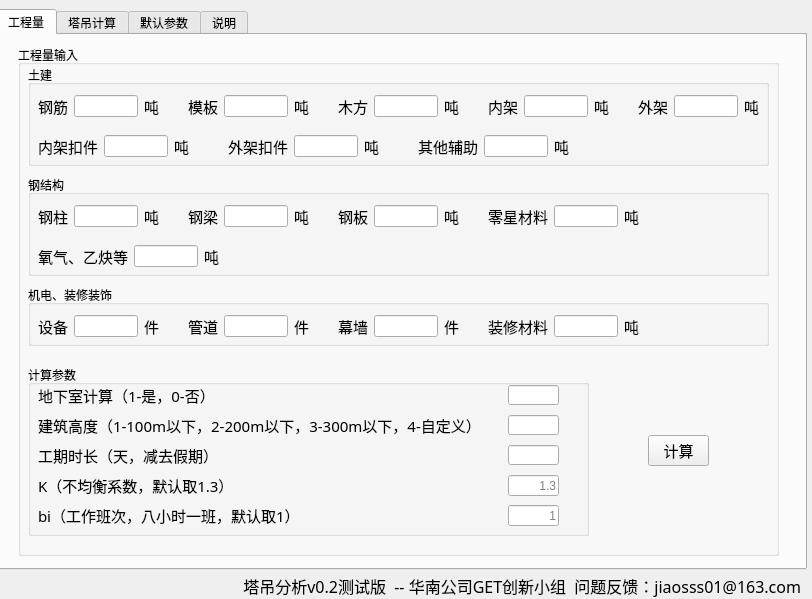
Above: widget.ui from jiaosss/Tower_crane before the change. Below: the same form after it.
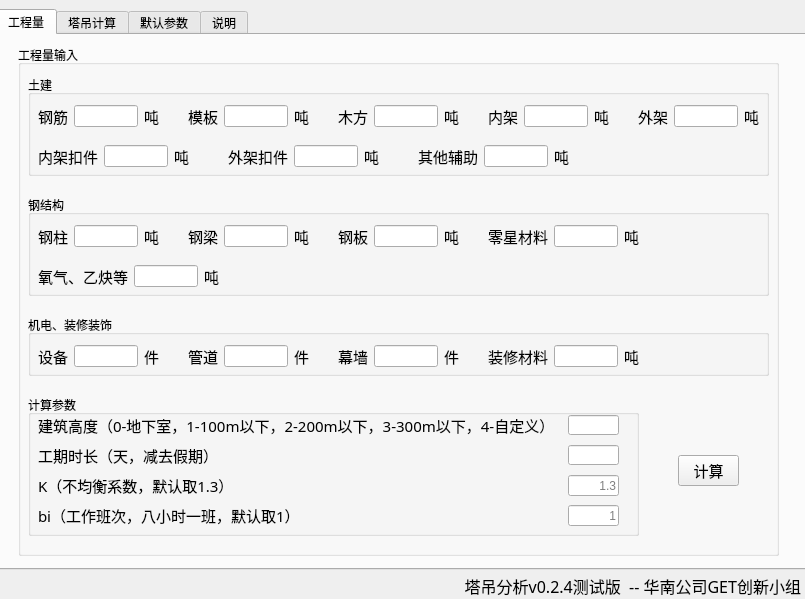
That is the form after the change. The open tabs and pages were chosen to show the change. Icons and pictures are not drawn.

Commit message: v0.2.4 简化了UI布局，更改了提示信息，修改了两个变量未使用的致命错误

```diff
--- a/widget.ui
+++ b/widget.ui
@@ -6,7 +6,7 @@
    <rect>
     <x>0</x>
     <y>0</y>
-    <width>812</width>
+    <width>805</width>
     <height>599</height>
    </rect>
   </property>
@@ -45,7 +45,7 @@
       <property name="geometry">
        <rect>
         <x>10</x>
-        <y>20</y>
+        <y>30</y>
         <width>741</width>
         <height>101</height>
        </rect>
@@ -418,7 +418,7 @@
       <property name="geometry">
        <rect>
         <x>10</x>
-        <y>130</y>
+        <y>150</y>
         <width>741</width>
         <height>101</height>
        </rect>
@@ -656,7 +656,7 @@
       <property name="geometry">
        <rect>
         <x>10</x>
-        <y>240</y>
+        <y>270</y>
         <width>741</width>
         <height>61</height>
        </rect>
@@ -849,52 +849,20 @@
       <property name="geometry">
        <rect>
         <x>10</x>
-        <y>320</y>
-        <width>561</width>
-        <height>171</height>
+        <y>350</y>
+        <width>611</width>
+        <height>141</height>
        </rect>
       </property>
       <property name="title">
        <string>计算参数</string>
       </property>
-      <widget class="QLabel" name="label_15">
-       <property name="geometry">
-        <rect>
-         <x>10</x>
-         <y>20</y>
-         <width>461</width>
-         <height>21</height>
-        </rect>
-       </property>
-       <property name="font">
-        <font>
-         <family>宋体</family>
-         <pointsize>11</pointsize>
-        </font>
-       </property>
-       <property name="text">
-        <string>地下室计算（1-是，0-否）</string>
-       </property>
-      </widget>
-      <widget class="QLineEdit" name="lineEdit_dxs">
-       <property name="geometry">
-        <rect>
-         <x>480</x>
-         <y>20</y>
-         <width>51</width>
-         <height>20</height>
-        </rect>
-       </property>
-       <property name="alignment">
-        <set>Qt::AlignRight|Qt::AlignTrailing|Qt::AlignVCenter</set>
-       </property>
-      </widget>
       <widget class="QLabel" name="label_17">
        <property name="geometry">
         <rect>
          <x>10</x>
-         <y>50</y>
-         <width>461</width>
+         <y>20</y>
+         <width>521</width>
          <height>21</height>
         </rect>
        </property>
@@ -905,14 +873,14 @@
         </font>
        </property>
        <property name="text">
-        <string>建筑高度（1-100m以下，2-200m以下，3-300m以下，4-自定义）</string>
+        <string>建筑高度（0-地下室，1-100m以下，2-200m以下，3-300m以下，4-自定义）</string>
        </property>
       </widget>
       <widget class="QLineEdit" name="lineEdit_jzgd">
        <property name="geometry">
         <rect>
-         <x>480</x>
-         <y>50</y>
+         <x>540</x>
+         <y>20</y>
          <width>51</width>
          <height>20</height>
         </rect>
@@ -928,8 +896,8 @@
        <property name="geometry">
         <rect>
          <x>10</x>
-         <y>80</y>
-         <width>461</width>
+         <y>50</y>
+         <width>521</width>
          <height>21</height>
         </rect>
        </property>
@@ -946,8 +914,8 @@
       <widget class="QLineEdit" name="lineEdit_gq">
        <property name="geometry">
         <rect>
-         <x>480</x>
-         <y>80</y>
+         <x>540</x>
+         <y>50</y>
          <width>51</width>
          <height>20</height>
         </rect>
@@ -960,8 +928,8 @@
        <property name="geometry">
         <rect>
          <x>10</x>
-         <y>110</y>
-         <width>461</width>
+         <y>80</y>
+         <width>521</width>
          <height>21</height>
         </rect>
        </property>
@@ -978,8 +946,8 @@
       <widget class="QLineEdit" name="lineEdit_k">
        <property name="geometry">
         <rect>
-         <x>480</x>
-         <y>110</y>
+         <x>540</x>
+         <y>80</y>
          <width>51</width>
          <height>21</height>
         </rect>
@@ -995,8 +963,8 @@
        <property name="geometry">
         <rect>
          <x>10</x>
-         <y>140</y>
-         <width>461</width>
+         <y>110</y>
+         <width>521</width>
          <height>21</height>
         </rect>
        </property>
@@ -1013,8 +981,8 @@
       <widget class="QLineEdit" name="lineEdit_bi">
        <property name="geometry">
         <rect>
-         <x>480</x>
-         <y>140</y>
+         <x>540</x>
+         <y>110</y>
          <width>51</width>
          <height>21</height>
         </rect>
@@ -1030,8 +998,8 @@
      <widget class="QPushButton" name="pushButton_js">
       <property name="geometry">
        <rect>
-        <x>630</x>
-        <y>390</y>
+        <x>660</x>
+        <y>410</y>
         <width>61</width>
         <height>31</height>
        </rect>
@@ -1847,7 +1815,7 @@
     </font>
    </property>
    <property name="text">
-    <string>塔吊分析v0.2测试版  -- 华南公司GET创新小组  问题反馈：jiaosss01@163.com</string>
+    <string>塔吊分析v0.2.4测试版  -- 华南公司GET创新小组</string>
    </property>
    <property name="alignment">
     <set>Qt::AlignRight|Qt::AlignTrailing|Qt::AlignVCenter</set>
```
Left out of the diff: 38 changed lines with no effect on the pictures. The commit also changes 5 other files.
